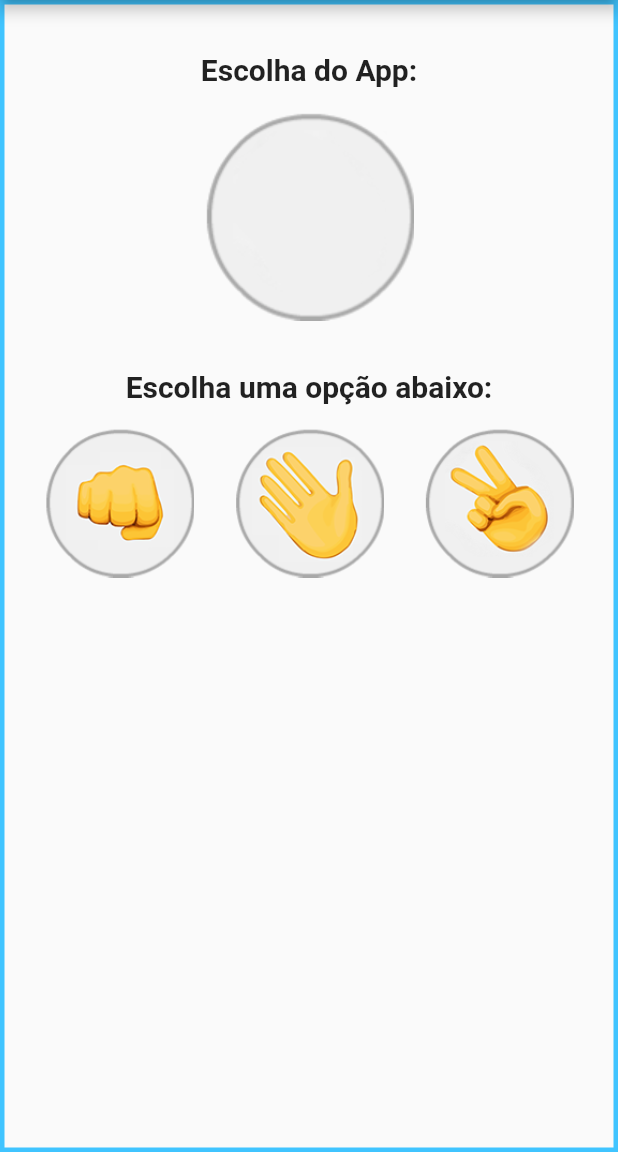
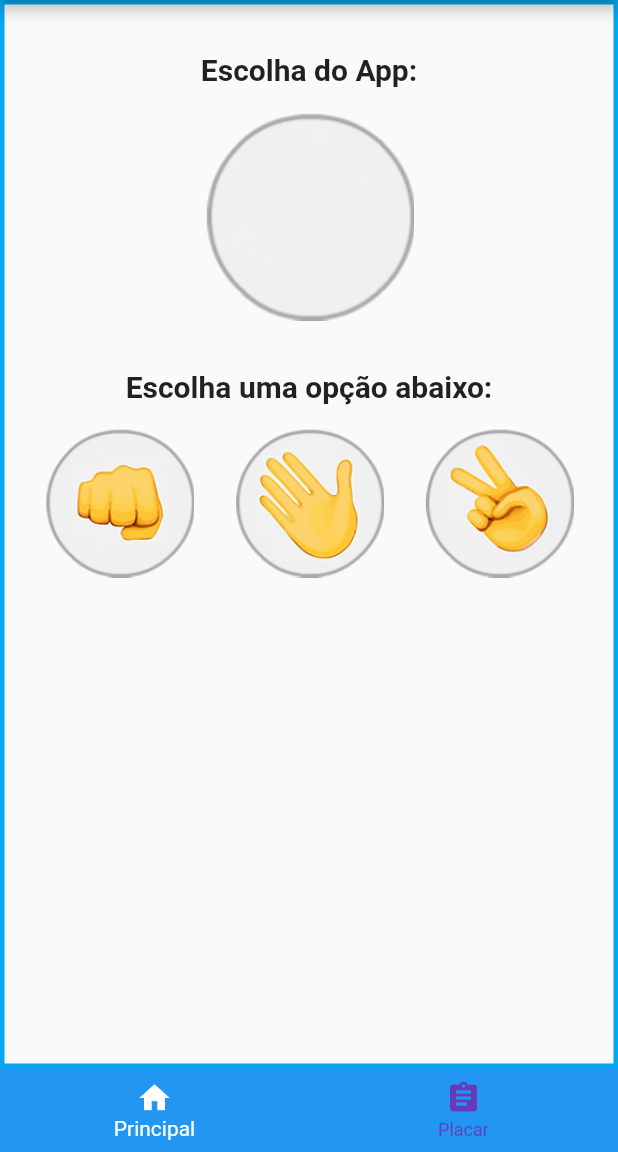
Before and after one commit to felipeabreu86/flutter_jokenpo, a Flutter app: the screen it shows after launch, on a phone screen of 412 x 824 dp, the part 84-1236 px from its top. Run offline on Flutter 3.47's test engine with Material 2 defaults, Android fonts, the phone set to English and light mode, and no system bars.

Commit message:
Se aplicado, este commit ira acrescentar a barra de navegacao inferior

```diff
--- a/lib/Jogo.dart
+++ b/lib/Jogo.dart
@@ -1,7 +1,11 @@
 import 'package:flutter/material.dart';
 import 'dart:math';
 
-enum OpcoesJogo { pedra, papel, tesoura }
+enum OpcoesJogo {
+  pedra,
+  papel,
+  tesoura,
+}
 
 class Jogo extends StatefulWidget {
   @override
@@ -16,6 +20,7 @@ class _JogoState extends State<Jogo> {
   var _msgEmpate = "Parece que tivemos um empate.";
   var _msgVitoria = "Você ganhou! Parabéns!";
   var _msgDerrota = "Você perdeu... Tente novamente.";
+  var _selectedIndex = 0;
 
   /// Classe que implementa a regra do jogo JokenPo
   void _jogar(OpcoesJogo escolhaUsuario) {
@@ -58,16 +63,24 @@ class _JogoState extends State<Jogo> {
     });
   }
 
-  // Definicao do layout do aplicativo
+  /// Atualiza o index do item selecionado no bottomNavigationBar
+  void _onItemTapped(int index) {
+    setState(() {
+      _selectedIndex = index;
+    });
+  }
+
+  /// Definicao do layout do aplicativo
   @override
   Widget build(BuildContext context) {
     return Scaffold(
       appBar: AppBar(
+        backgroundColor: Colors.blue,
         title: Text(_tituloApp),
       ),
       body: Container(
         decoration: BoxDecoration(
-          border: Border.all(width: 3, color: Colors.lightBlueAccent),
+          border: Border.all(width: 3, color: Colors.lightBlue),
         ),
         child: Column(
           crossAxisAlignment: CrossAxisAlignment.center,
@@ -113,6 +126,23 @@ class _JogoState extends State<Jogo> {
           ],
         ),
       ),
+      bottomNavigationBar: BottomNavigationBar(
+        backgroundColor: Colors.blue,
+        items: const <BottomNavigationBarItem>[
+          BottomNavigationBarItem(
+            icon: Icon(Icons.home),
+            title: Text('Principal'),
+          ),
+          BottomNavigationBarItem(
+            icon: Icon(Icons.assignment),
+            title: Text('Placar'),
+          ),
+        ],
+        selectedItemColor: Colors.white,
+        unselectedItemColor: Colors.deepPurple,
+        currentIndex: _selectedIndex,
+        onTap: _onItemTapped,
+      ),
     );
   }
 }
```
